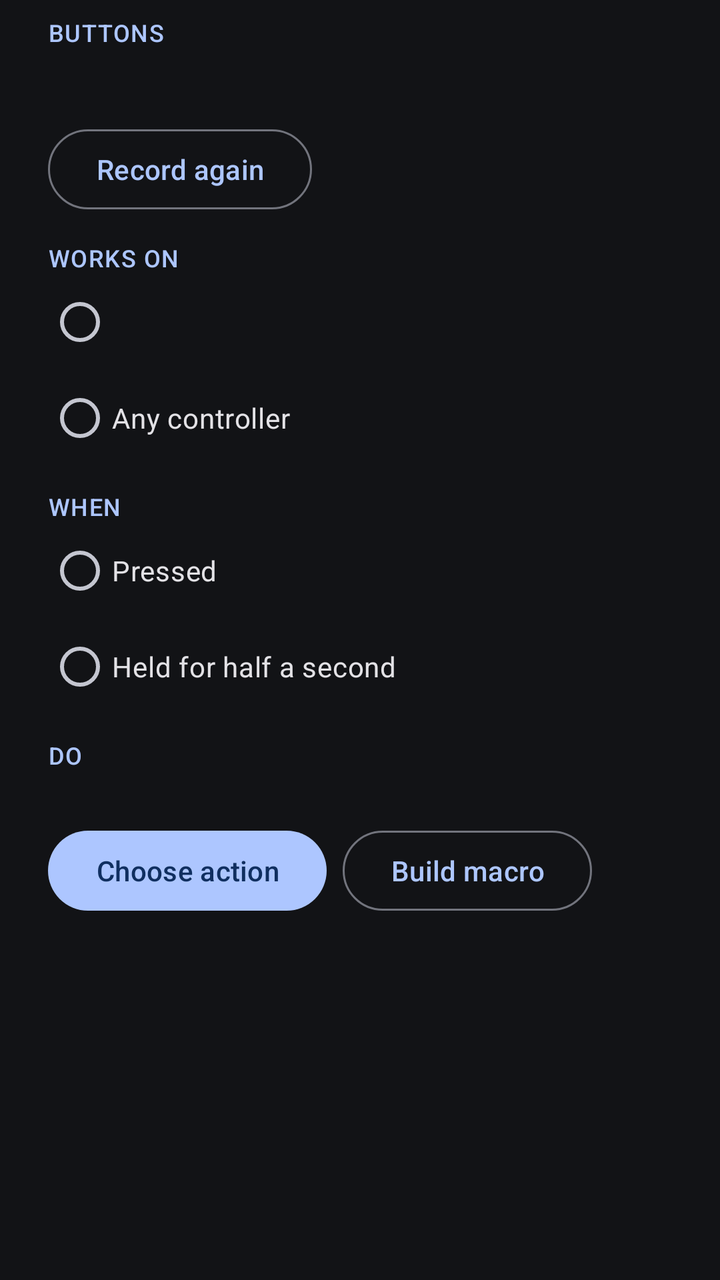
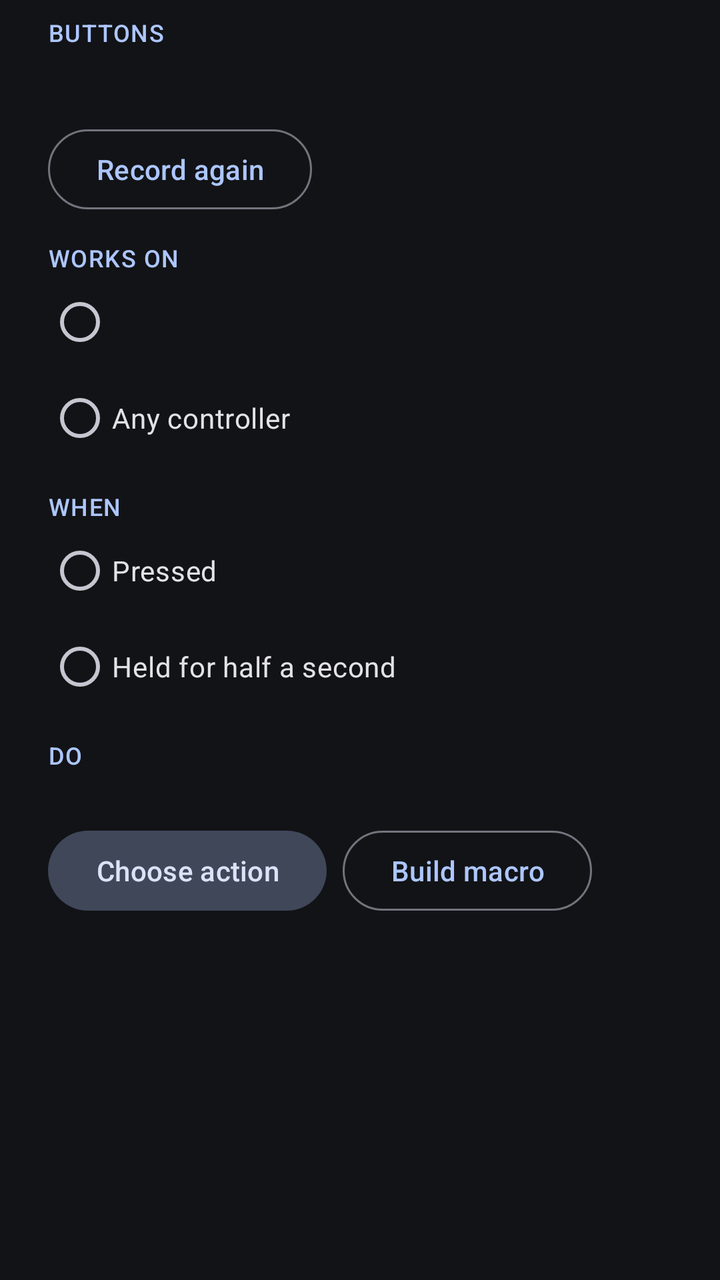

The first picture is an Android layout as it rendered before a commit; the second is the same layout after the commit. The layout source and the unified diff follow.
<!-- AndroidManifest.xml: application theme Theme.DockPad -->
<!-- res/layout/dialog_shortcut.xml -->
<?xml version="1.0" encoding="utf-8"?>
<ScrollView xmlns:android="http://schemas.android.com/apk/res/android"
    android:layout_width="match_parent"
    android:layout_height="wrap_content">

    <LinearLayout
        android:layout_width="match_parent"
        android:layout_height="wrap_content"
        android:orientation="vertical"
        android:paddingStart="24dp"
        android:paddingEnd="24dp"
        android:paddingTop="8dp">

        <TextView
            android:layout_width="wrap_content"
            android:layout_height="wrap_content"
            android:text="BUTTONS"
            android:textAppearance="?attr/textAppearanceLabelMedium"
            android:textColor="?attr/colorPrimary" />

        <TextView
            android:id="@+id/trigger_text"
            android:layout_width="wrap_content"
            android:layout_height="wrap_content"
            android:layout_marginTop="4dp"
            android:textAppearance="?attr/textAppearanceHeadlineSmall" />

        <com.google.android.material.button.MaterialButton
            android:id="@+id/rerecord"
            style="?attr/materialButtonOutlinedStyle"
            android:layout_width="wrap_content"
            android:layout_height="wrap_content"
            android:text="Record again" />

        <TextView
            android:layout_width="wrap_content"
            android:layout_height="wrap_content"
            android:layout_marginTop="12dp"
            android:text="WORKS ON"
            android:textAppearance="?attr/textAppearanceLabelMedium"
            android:textColor="?attr/colorPrimary" />

        <RadioGroup
            android:id="@+id/scope_group"
            android:layout_width="match_parent"
            android:layout_height="wrap_content">

            <RadioButton
                android:id="@+id/scope_device"
                android:layout_width="match_parent"
                android:layout_height="wrap_content" />

            <RadioButton
                android:id="@+id/scope_any"
                android:layout_width="match_parent"
                android:layout_height="wrap_content"
                android:text="Any controller" />
        </RadioGroup>

        <TextView
            android:layout_width="wrap_content"
            android:layout_height="wrap_content"
            android:layout_marginTop="12dp"
            android:text="WHEN"
            android:textAppearance="?attr/textAppearanceLabelMedium"
            android:textColor="?attr/colorPrimary" />

        <RadioGroup
            android:id="@+id/when_group"
            android:layout_width="match_parent"
            android:layout_height="wrap_content">

            <RadioButton
                android:id="@+id/when_press"
                android:layout_width="match_parent"
                android:layout_height="wrap_content"
                android:text="Pressed" />

            <RadioButton
                android:id="@+id/when_hold"
                android:layout_width="match_parent"
                android:layout_height="wrap_content"
                android:text="Held for half a second" />
        </RadioGroup>

        <TextView
            android:layout_width="wrap_content"
            android:layout_height="wrap_content"
            android:layout_marginTop="12dp"
            android:text="DO"
            android:textAppearance="?attr/textAppearanceLabelMedium"
            android:textColor="?attr/colorPrimary" />

        <TextView
            android:id="@+id/action_text"
            android:layout_width="wrap_content"
            android:layout_height="wrap_content"
            android:layout_marginTop="4dp"
            android:textAppearance="?attr/textAppearanceTitleMedium" />

        <LinearLayout
            android:layout_width="match_parent"
            android:layout_height="wrap_content"
            android:orientation="horizontal">

            <com.google.android.material.button.MaterialButton
                android:id="@+id/choose_action"
                style="?attr/materialButtonTonalStyle"
                android:layout_width="wrap_content"
                android:layout_height="wrap_content"
                android:layout_marginEnd="8dp"
                android:text="Choose action" />

            <com.google.android.material.button.MaterialButton
                android:id="@+id/build_macro"
                style="?attr/materialButtonOutlinedStyle"
                android:layout_width="wrap_content"
                android:layout_height="wrap_content"
                android:text="Build macro" />
        </LinearLayout>

        <TextView
            android:id="@+id/hint_text"
            android:layout_width="wrap_content"
            android:layout_height="wrap_content"
            android:layout_marginTop="8dp"
            android:textAppearance="?attr/textAppearanceBodySmall"
            android:textColor="?attr/colorOnSurfaceVariant" />
    </LinearLayout>
</ScrollView>
<!-- resources referenced by this layout -->
<resources>
  <style name="Theme.DockPad" parent="Theme.Material3.DynamicColors.Dark.NoActionBar">
          <item name="android:statusBarColor">@android:color/transparent</item>
          <item name="android:navigationBarColor">@android:color/transparent</item>
      </style>
</resources>

<!-- the commit's change to res/layout/dialog_shortcut.xml (unified diff, before → after) -->
@@ -105,7 +105,7 @@
 
             <com.google.android.material.button.MaterialButton
                 android:id="@+id/choose_action"
-                style="?attr/materialButtonTonalStyle"
+                style="@style/Widget.Material3.Button.TonalButton"
                 android:layout_width="wrap_content"
                 android:layout_height="wrap_content"
                 android:layout_marginEnd="8dp"
